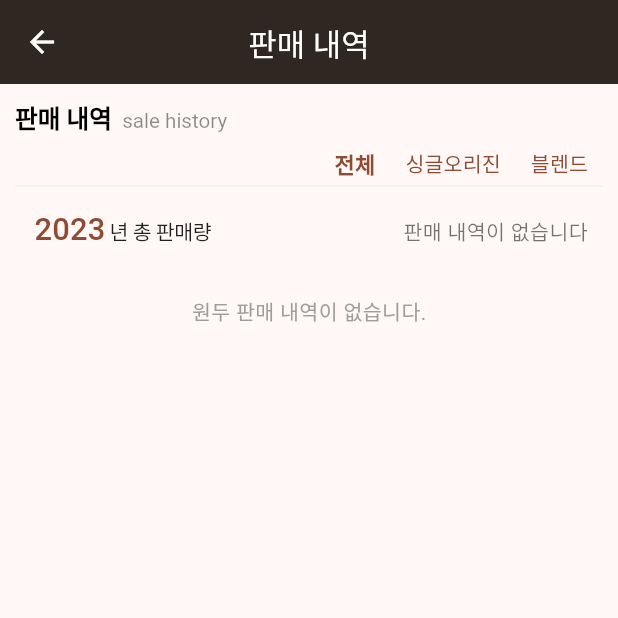
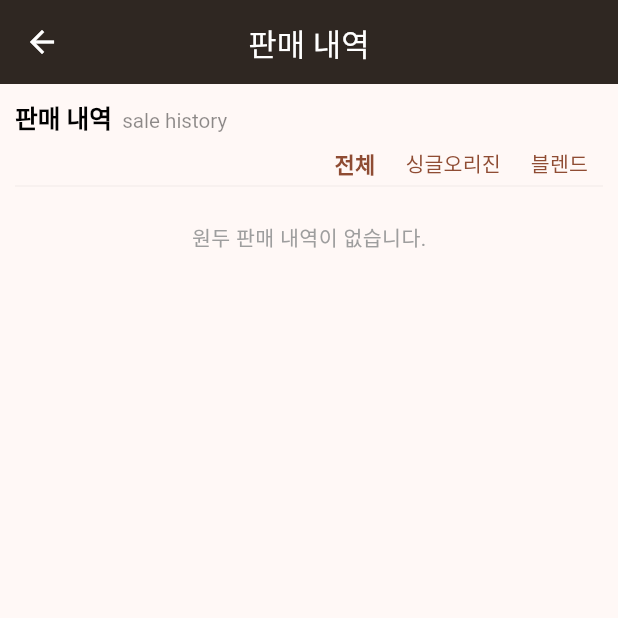
Before and after one commit to NamGideokk/bean_diary, a Flutter app: the SaleHistoryMain screen opened directly, on a phone screen of 412 x 824 dp, the top half of it. Run offline on Flutter 3.47's test engine with Material 2 defaults, Android fonts, the phone set to English and light mode, and no system bars; our stand-ins replace get, package_info_plus, sqflite; accounts and stored records are empty.

Commit message:
ui 조정

```diff
--- a/lib/screens/sale_history_main.dart
+++ b/lib/screens/sale_history_main.dart
@@ -117,7 +117,8 @@ class _SaleHistoryMainState extends State<SaleHistoryMain> {
                 ],
               ),
               const Divider(height: 8, color: Colors.black12),
-              Padding(
+              _saleHistoryCtrl.totalList.length > 0
+                  ? Padding(
                       padding: const EdgeInsets.all(10),
                       child: Row(
                         mainAxisAlignment: MainAxisAlignment.spaceBetween,
@@ -140,6 +141,7 @@ class _SaleHistoryMainState extends State<SaleHistoryMain> {
                                 onPressed: () {
                                   showModalBottomSheet(
                                     showDragHandle: true,
+                                    backgroundColor: Colors.white,
                                     context: context,
                                     builder: (context) => const CustomYearPicker(),
                                   );
@@ -175,7 +177,8 @@ class _SaleHistoryMainState extends State<SaleHistoryMain> {
                           ),
                         ],
                       ),
-              ),
+                    )
+                  : const SizedBox(),
               _saleHistoryCtrl.showList.isNotEmpty
                   ? Expanded(
                       child: SingleChildScrollView(
```
Lines whose indentation alone changed are shown as unchanged.
